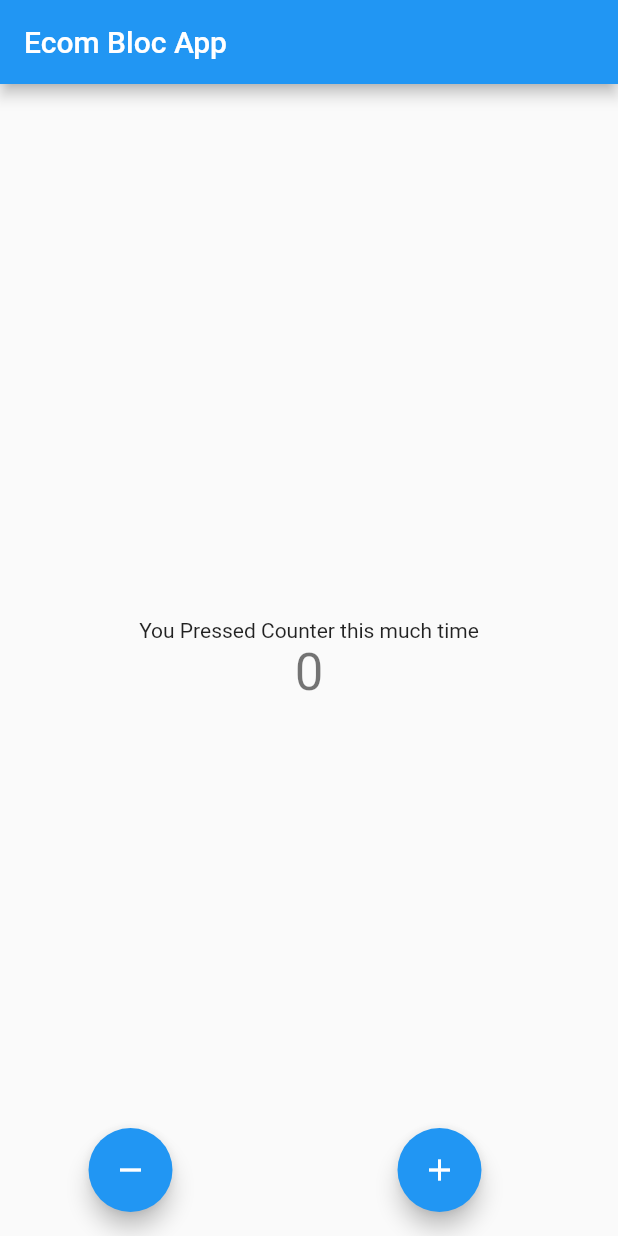
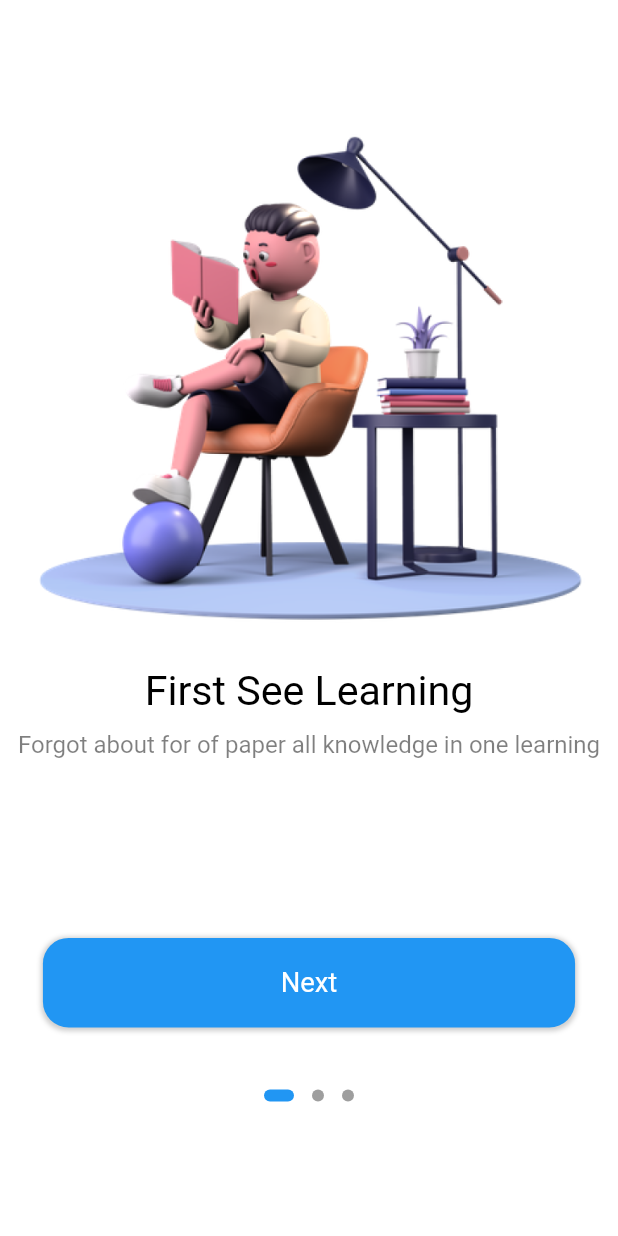
Before and after one commit to sohailokzz/ecom_bloc_state, a Flutter app: the screen it shows after launch, on a phone screen of 412 x 824 dp. Run offline on Flutter 3.47's test engine with Material 2 defaults, Android fonts, the phone set to English and light mode, and no system bars; drawn by our look-alikes of dots_indicator; our stand-ins replace flutter_bloc, flutter_screenutil.

Commit message:
Welcome Page added with it's state

```diff
--- /dev/null
+++ b/lib/common/spacing.dart
@@ -0,0 +1,6 @@
+import 'package:flutter/material.dart';
+
+extension Spacing on num {
+  SizedBox get myPh => SizedBox(height: toDouble());
+  SizedBox get myPw => SizedBox(width: toDouble());
+}
--- a/lib/main.dart
+++ b/lib/main.dart
@@ -1,8 +1,11 @@
 import 'package:ecom_bloc/app_blocs.dart';
 import 'package:ecom_bloc/app_events.dart';
 import 'package:ecom_bloc/app_states.dart';
+import 'package:ecom_bloc/pages/welcome/bloc/welcome_blocs.dart';
+import 'package:ecom_bloc/pages/welcome/welcome.dart';
 import 'package:flutter/material.dart';
 import 'package:flutter_bloc/flutter_bloc.dart';
+import 'package:flutter_screenutil/flutter_screenutil.dart';
 
 void main() {
   runApp(
@@ -16,14 +19,16 @@ class MyApp extends StatelessWidget {
   @override
   Widget build(BuildContext context) {
     return BlocProvider(
-      create: (context) => AppBlocs(),
-      child: MaterialApp(
-        title: 'Ecom Bloc',
-        debugShowCheckedModeBanner: false,
-        theme: ThemeData(
-          primarySwatch: Colors.blue,
+      create: (context) => WelcomeBloc(),
+      child: ScreenUtilInit(
+        builder: (context, child) => MaterialApp(
+          title: 'Ecom Bloc',
+          debugShowCheckedModeBanner: false,
+          theme: ThemeData(
+            primarySwatch: Colors.blue,
+          ),
+          home: const Welcome(),
         ),
-        home: const MyHomePage(),
       ),
     );
   }
--- /dev/null
+++ b/lib/pages/welcome/bloc/welcome_blocs.dart
@@ -0,0 +1,15 @@
+import 'package:ecom_bloc/pages/welcome/bloc/welcome_events.dart';
+import 'package:ecom_bloc/pages/welcome/bloc/welcome_states.dart';
+import 'package:flutter_bloc/flutter_bloc.dart';
+
+class WelcomeBloc extends Bloc<WelcomeEvent, WelcomeState> {
+  WelcomeBloc() : super(WelcomeState()) {
+    on<WelcomeEvent>((event, emit) {
+      emit(
+        WelcomeState(
+          page: state.page,
+        ),
+      );
+    });
+  }
+}
--- /dev/null
+++ b/lib/pages/welcome/bloc/welcome_events.dart
@@ -0,0 +1,3 @@
+class WelcomeEvent {
+  WelcomeEvent();
+}
--- /dev/null
+++ b/lib/pages/welcome/bloc/welcome_states.dart
@@ -0,0 +1,6 @@
+class WelcomeState {
+  int page;
+  WelcomeState({
+    this.page = 0,
+  });
+}
--- /dev/null
+++ b/lib/pages/welcome/welcome.dart
@@ -0,0 +1,173 @@
+import 'package:dots_indicator/dots_indicator.dart';
+import 'package:ecom_bloc/common/spacing.dart';
+import 'package:ecom_bloc/pages/welcome/bloc/welcome_blocs.dart';
+import 'package:ecom_bloc/pages/welcome/bloc/welcome_events.dart';
+import 'package:ecom_bloc/pages/welcome/bloc/welcome_states.dart';
+import 'package:flutter/material.dart';
+import 'package:flutter_bloc/flutter_bloc.dart';
+import 'package:flutter_screenutil/flutter_screenutil.dart';
+
+class Welcome extends StatefulWidget {
+  const Welcome({super.key});
+
+  @override
+  State<Welcome> createState() => _WelcomeState();
+}
+
+class _WelcomeState extends State<Welcome> {
+  @override
+  Widget build(BuildContext context) {
+    return Scaffold(
+        backgroundColor: Colors.white,
+        body: BlocBuilder<WelcomeBloc, WelcomeState>(
+          builder: (context, state) {
+            return SizedBox(
+              width: 375.w,
+              child: Stack(
+                alignment: Alignment.topCenter,
+                children: [
+                  PageView(
+                    onPageChanged: (index) {
+                      state.page = index;
+                      context.read<WelcomeBloc>().add(
+                            WelcomeEvent(),
+                          );
+                    },
+                    children: [
+                      PagesDesign(
+                        context: context,
+                        index: 1,
+                        imagePath: 'assets/images/reading.png',
+                        title: 'First See Learning',
+                        subTitle:
+                            'Forgot about for of paper all knowledge in one learning',
+                        buttonTitle: 'Next',
+                      ),
+                      PagesDesign(
+                        context: context,
+                        index: 2,
+                        imagePath: 'assets/images/boy.png',
+                        title: 'Connect with everyone',
+                        subTitle:
+                            "Always keep in touch with tutor & friends. Let's get connected.",
+                        buttonTitle: 'Next',
+                      ),
+                      PagesDesign(
+                        context: context,
+                        index: 3,
+                        imagePath: 'assets/images/man.png',
+                        title: 'Always Fascinated Learning',
+                        subTitle:
+                            'Anywhere, Anytime.. The time is your descretion so study whenever you want',
+                        buttonTitle: 'Get Started',
+                      ),
+                    ],
+                  ),
+                  Positioned(
+                    bottom: 70.h,
+                    child: DotsIndicator(
+                      position: state.page.toDouble(),
+                      dotsCount: 3,
+                      mainAxisAlignment: MainAxisAlignment.center,
+                      decorator: DotsDecorator(
+                        color: Colors.grey,
+                        activeColor: Colors.blue,
+                        size: const Size.square(8),
+                        activeSize: const Size(20, 8),
+                        activeShape: RoundedRectangleBorder(
+                          borderRadius: BorderRadius.circular(12),
+                        ),
+                      ),
+                    ),
+                  )
+                ],
+              ),
+            );
+          },
+        ));
+  }
+}
+
+class PagesDesign extends StatelessWidget {
+  final int index;
+  final String title;
+  final String subTitle;
+  final String imagePath;
+  final BuildContext context;
+  final String buttonTitle;
+
+  const PagesDesign({
+    super.key,
+    required this.title,
+    required this.subTitle,
+    required this.imagePath,
+    required this.context,
+    required this.buttonTitle,
+    required this.index,
+  });
+
+  @override
+  Widget build(BuildContext context) {
+    return Column(
+      children: [
+        50.myPh,
+        SizedBox(
+          height: 345.w,
+          width: 345.w,
+          child: Image.asset(imagePath),
+        ),
+        Text(
+          title,
+          style: TextStyle(
+            fontSize: 24.sp,
+            color: Colors.black,
+            fontWeight: FontWeight.normal,
+          ),
+        ),
+        10.myPh,
+        Text(
+          subTitle,
+          textAlign: TextAlign.center,
+          style: TextStyle(
+            fontSize: 14.sp,
+            color: Colors.black.withOpacity(0.5),
+            fontWeight: FontWeight.normal,
+          ),
+        ),
+        Container(
+          width: 325.w,
+          height: 50.h,
+          margin: EdgeInsets.only(
+            top: 100.h,
+            right: 25.w,
+            left: 25.w,
+          ),
+          decoration: BoxDecoration(
+            color: Colors.blue,
+            borderRadius: BorderRadius.all(
+              Radius.circular(15.w),
+            ),
+            boxShadow: [
+              BoxShadow(
+                color: Colors.grey.withOpacity(0.5),
+                spreadRadius: 1,
+                blurRadius: 2,
+                offset: const Offset(0, 1),
+              ),
+            ],
+          ),
+          child: Center(
+            child: Text(
+              buttonTitle,
+              style: TextStyle(
+                fontSize: 16.sp,
+                color: Colors.white,
+                fontWeight: FontWeight.normal,
+              ),
+            ),
+          ),
+        )
+      ],
+    );
+  }
+}
--- a/pubspec.yaml
+++ b/pubspec.yaml
@@ -14,6 +14,8 @@ dependencies:
 
   cupertino_icons: ^1.0.2
   flutter_bloc: ^8.1.2
+  flutter_screenutil: ^5.7.0
+  dots_indicator: ^2.1.0
 
 dev_dependencies:
   flutter_test:
```
Also changed, not shown: pubspec.lock.
